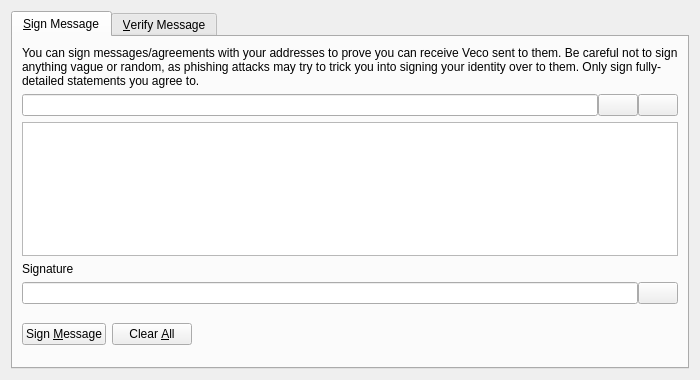
The window that src/qt/forms/signverifymessagedialog.ui (vecopay/veco) describes before a commit, drawn with Qt 5.
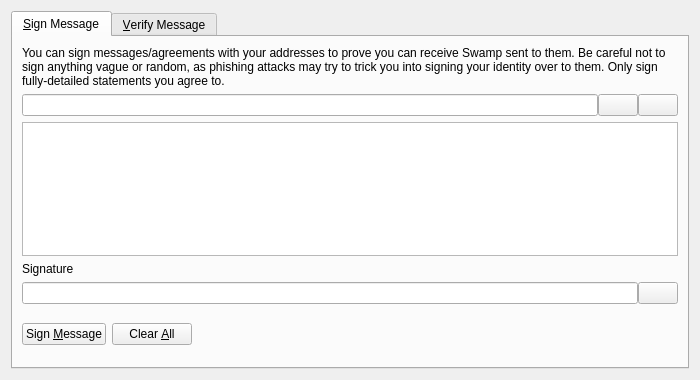
The same window after the commit. Custom widgets are drawn as their Qt base class.

```diff
--- a/src/qt/forms/signverifymessagedialog.ui
+++ b/src/qt/forms/signverifymessagedialog.ui
@@ -30,7 +30,7 @@
        <item>
         <widget class="QLabel" name="infoLabel_SM">
          <property name="text">
-          <string>You can sign messages/agreements with your addresses to prove you can receive Veco sent to them. Be careful not to sign anything vague or random, as phishing attacks may try to trick you into signing your identity over to them. Only sign fully-detailed statements you agree to.</string>
+          <string>You can sign messages/agreements with your addresses to prove you can receive Swamp sent to them. Be careful not to sign anything vague or random, as phishing attacks may try to trick you into signing your identity over to them. Only sign fully-detailed statements you agree to.</string>
          </property>
          <property name="textFormat">
           <enum>Qt::PlainText</enum>
```
Left out of the diff: 8 changed lines with no effect on the pictures.
